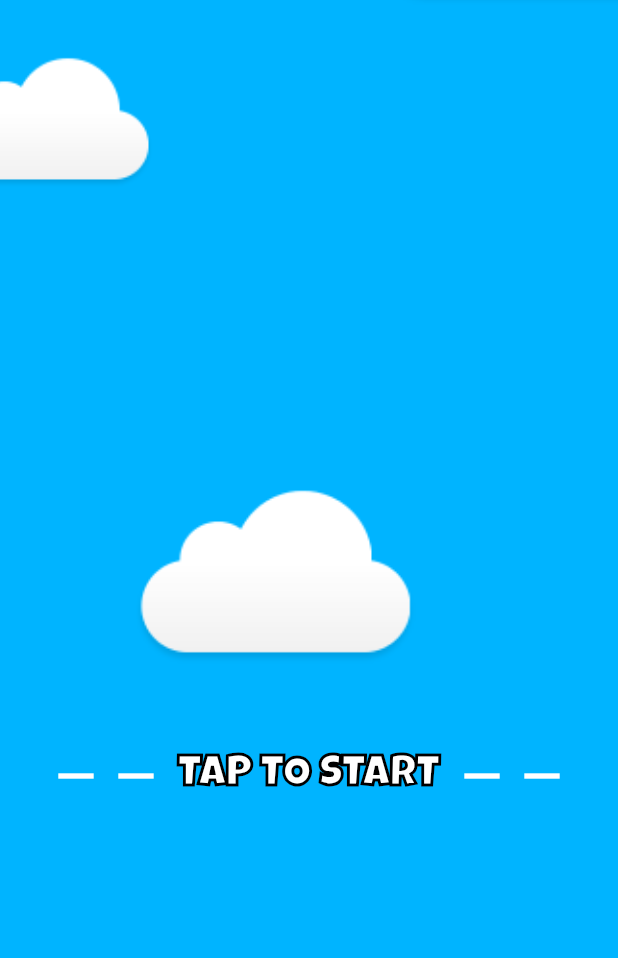
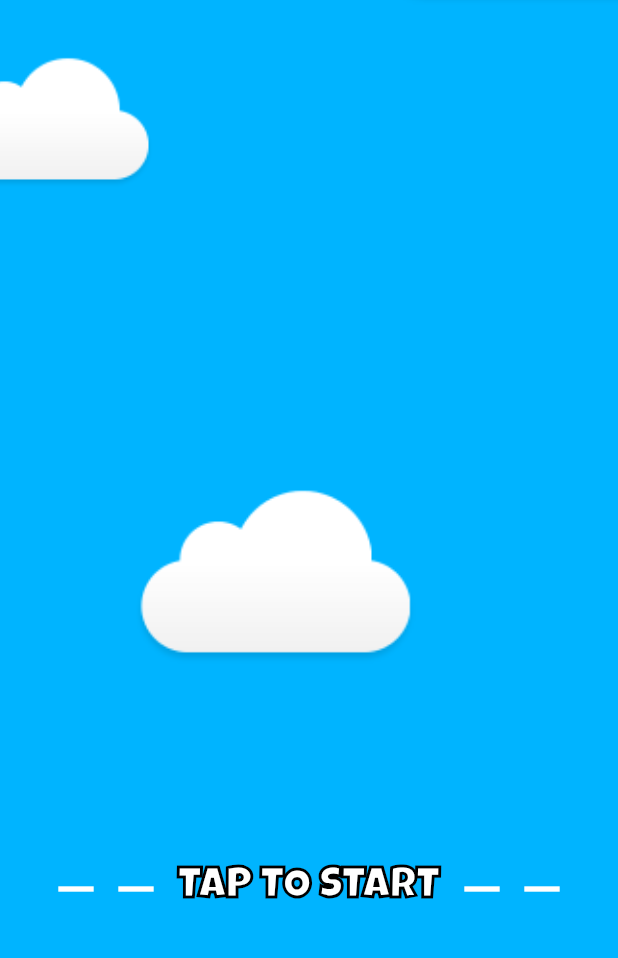
Before and after one commit to jorbush/toMime, a Flutter app: the screen it shows after launch, on a phone screen of 412 x 824 dp, the part 255-1213 px from its top. Run offline on Flutter 3.47's test engine with Material 2 defaults, Android fonts, the light colour scheme and no system bars; our stand-ins replace flutter_tindercard.

Commit message:
status bar changed, padding height icreased and setting icon for return to home

```diff
--- a/lib/end.dart
+++ b/lib/end.dart
@@ -11,7 +11,7 @@ class _EndState extends State<End> {
   List<Player> players;
   @override
   Widget build(BuildContext context) {
-    SystemChrome.setEnabledSystemUIOverlays([]);
+    SystemChrome.setEnabledSystemUIOverlays(SystemUiOverlay.values);
     players = ModalRoute.of(context).settings.arguments;
     players.sort((a, b) => b.points.compareTo(a.points));
     print('${players[0].name}');
--- a/lib/form.dart
+++ b/lib/form.dart
@@ -15,7 +15,7 @@ class _FormGameState extends State<FormGame> {
   @override
   Widget build(BuildContext context) {
     var _controller = TextEditingController();
-    //SystemChrome.setEnabledSystemUIOverlays([]);
+    SystemChrome.setEnabledSystemUIOverlays(SystemUiOverlay.values);
     return Scaffold(
       backgroundColor: Color.fromRGBO(0, 180, 255, 1),
       body: Padding(
@@ -171,7 +171,7 @@ class _FormGameState extends State<FormGame> {
                   Padding(
                     padding: const EdgeInsets.fromLTRB(0, 10, 0, 20),
                     child: SizedBox(
-                      height: 330,
+                      height: 430,
                       child: new ListView.builder(
                         itemCount: players.length,
                         itemBuilder: (context, index) {
--- a/lib/game.dart
+++ b/lib/game.dart
@@ -35,7 +35,7 @@ class _GameState extends State<Game> {
 
   @override
   Widget build(BuildContext context) {
-    SystemChrome.setEnabledSystemUIOverlays([]);
+    SystemChrome.setEnabledSystemUIOverlays(SystemUiOverlay.values);
     CardController controller;
     players = ModalRoute.of(context).settings.arguments;
     screenName = players[indexPlayer].name;
--- a/lib/home.dart
+++ b/lib/home.dart
@@ -9,10 +9,12 @@ class Home extends StatefulWidget {
 class _HomeState extends State<Home> {
   @override
   Widget build(BuildContext context) {
-    SystemChrome.setEnabledSystemUIOverlays([]);
+    SystemChrome.setEnabledSystemUIOverlays(SystemUiOverlay.values);
     return Scaffold(
       backgroundColor: Color.fromRGBO(0, 180, 255, 1),
-      body: SafeArea(
+      body: AnnotatedRegion<SystemUiOverlayStyle>(
+        value: SystemUiOverlayStyle.light,
+        child: SafeArea(
           child: Container(
             decoration: BoxDecoration(
                 image: DecorationImage(
@@ -68,7 +70,7 @@ class _HomeState extends State<Home> {
                   ),
                 ),
                 SizedBox(
-                height: 525.0,
+                  height: 600.0,
                   child: Container(
                     width: 500.0,
                     child: FlatButton(
@@ -132,6 +134,7 @@ class _HomeState extends State<Home> {
             ),
           ),
         ),
+      ),
     );
   }
 }
```
Also changed, not shown: lib/settings.dart (+23 -4 lines). Lines whose indentation alone changed are shown as unchanged.
